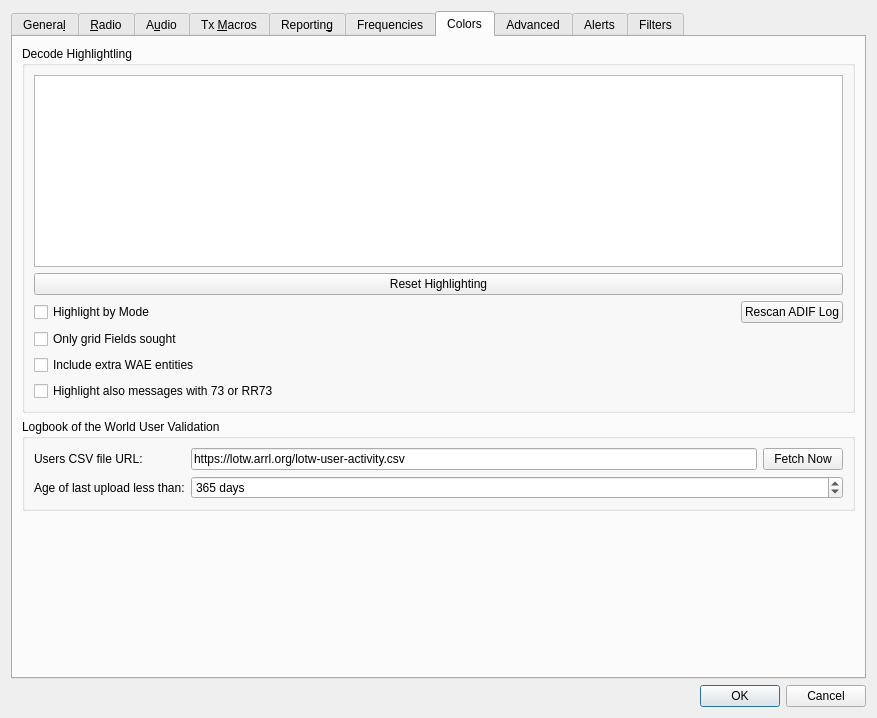
This is Configuration_Alerts_PLUS.ui in uaro-radio/wsjtx as Qt 5 draws it before an edit. The edited form follows.
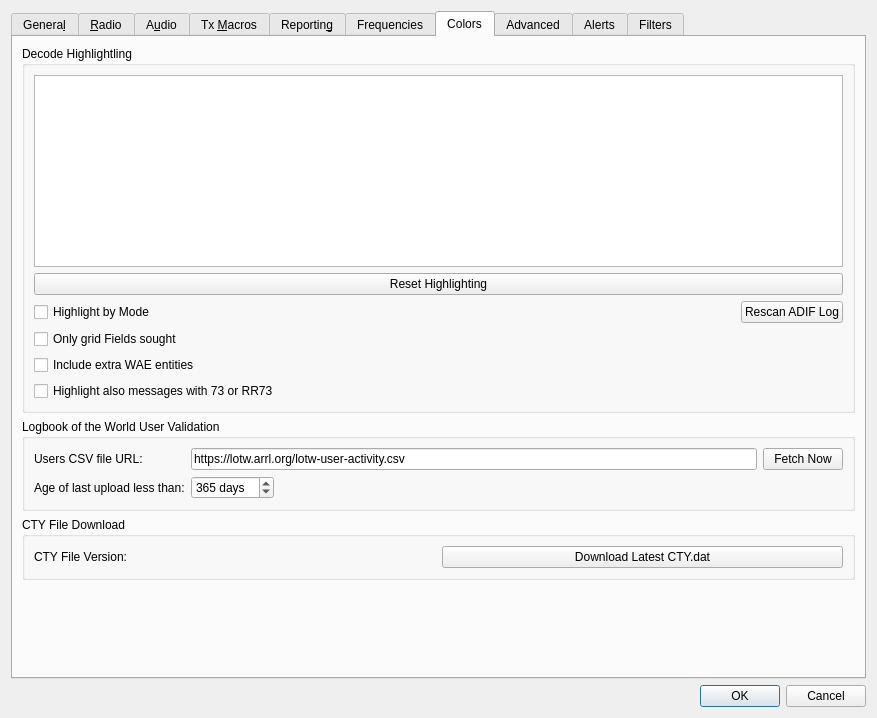
This is the edited form. The open tabs and pages were chosen to show the change. Custom widgets are drawn as their Qt base class.

Commit message: Now feature: Download and update CTY.DAT file, show version of CTY.DAT, show status of LotW file download.

```diff
--- a/Configuration_Alerts_PLUS.ui
+++ b/Configuration_Alerts_PLUS.ui
@@ -6,7 +6,7 @@
    <rect>
     <x>0</x>
     <y>0</y>
-    <width>837</width>
+    <width>838</width>
     <height>703</height>
    </rect>
   </property>
@@ -664,7 +664,7 @@
              <string>&lt;html&gt;&lt;head/&gt;&lt;body&gt;&lt;p&gt;Increase or decrease the space between DXCC and distance/azimuth.&lt;/p&gt;&lt;/body&gt;&lt;/html&gt;</string>
             </property>
             <property name="minimum">
-             <number>-5</number>
+             <number>-8</number>
             </property>
             <property name="maximum">
              <number>5</number>
@@ -2597,7 +2597,7 @@
            </widget>
           </item>
           <item row="1" column="1">
-           <layout class="QHBoxLayout" name="horizontalLayout_20">
+           <layout class="QHBoxLayout" name="LotW_Layout">
             <item>
              <widget class="QLineEdit" name="LotW_CSV_URL_line_edit">
               <property name="toolTip">
@@ -2623,17 +2623,9 @@
             </item>
            </layout>
           </item>
-          <item row="2" column="0">
-           <widget class="QLabel" name="label_14">
-            <property name="text">
-             <string>Age of last upload less than:</string>
-            </property>
-            <property name="buddy">
-             <cstring>LotW_days_since_upload_spin_box</cstring>
-            </property>
-           </widget>
-          </item>
           <item row="2" column="1">
+           <layout class="QHBoxLayout" name="LotW_Layout_2">
+            <item>
            <widget class="QSpinBox" name="LotW_days_since_upload_spin_box">
             <property name="toolTip">
              <string>&lt;html&gt;&lt;head/&gt;&lt;body&gt;&lt;p&gt;Adjust this spin box to set the age threshold of LotW user's last upload date that is accepted as a current LotW user.&lt;/p&gt;&lt;/body&gt;&lt;/html&gt;</string>
@@ -2655,6 +2647,44 @@
             </property>
            </widget>
           </item>
+            <item>
+             <spacer name="horizontalSpacer_2">
+              <property name="orientation">
+               <enum>Qt::Horizontal</enum>
+              </property>
+              <property name="sizeHint" stdset="0">
+               <size>
+                <width>40</width>
+                <height>20</height>
+               </size>
+              </property>
+             </spacer>
+            </item>
+            <item>
+             <widget class="QLabel" name="LotW_CSV_status_label">
+              <property name="minimumSize">
+               <size>
+                <width>240</width>
+                <height>0</height>
+               </size>
+              </property>
+              <property name="text">
+               <string/>
+              </property>
+             </widget>
+            </item>
+           </layout>
+          </item>
+          <item row="2" column="0">
+           <widget class="QLabel" name="label_14">
+            <property name="text">
+             <string>Age of last upload less than:</string>
+            </property>
+            <property name="buddy">
+             <cstring>LotW_days_since_upload_spin_box</cstring>
+            </property>
+           </widget>
+          </item>
          </layout>
         </widget>
        </item>
@@ -2671,6 +2701,29 @@
          </property>
         </spacer>
        </item>
+       <item>
+        <widget class="QGroupBox" name="groupBox_8">
+         <property name="title">
+          <string>CTY File Download</string>
+         </property>
+         <layout class="QHBoxLayout" name="horizontalLayout_23">
+          <item>
+           <widget class="QLabel" name="CTY_file_label">
+            <property name="text">
+             <string>CTY File Version: </string>
+            </property>
+           </widget>
+          </item>
+          <item>
+           <widget class="QPushButton" name="CTY_download_button">
+            <property name="text">
+             <string>Download Latest CTY.dat</string>
+            </property>
+           </widget>
+          </item>
+         </layout>
+        </widget>
+       </item>
        <item>
         <spacer name="verticalSpacer_6">
          <property name="orientation">
```
Left out of the diff: 11 changed lines with no effect on the pictures. Lines whose indentation alone changed are shown as unchanged. The commit also changes 45 other files.
